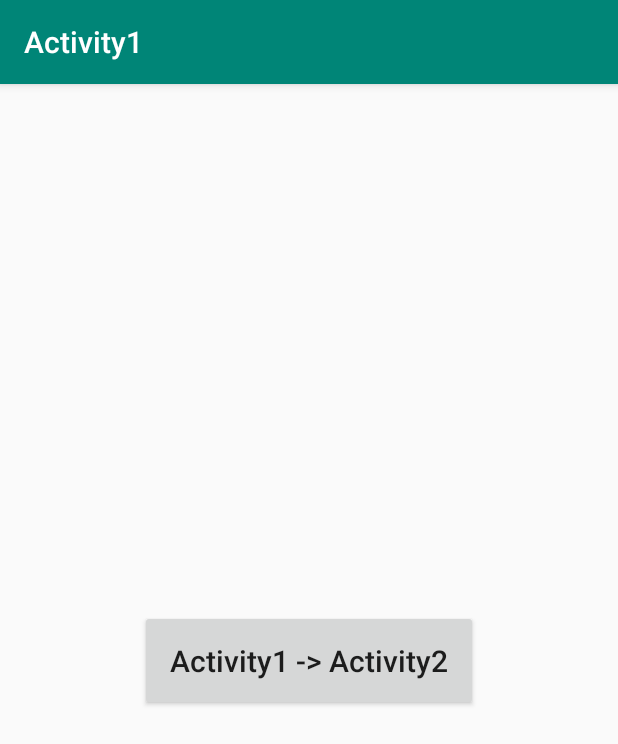
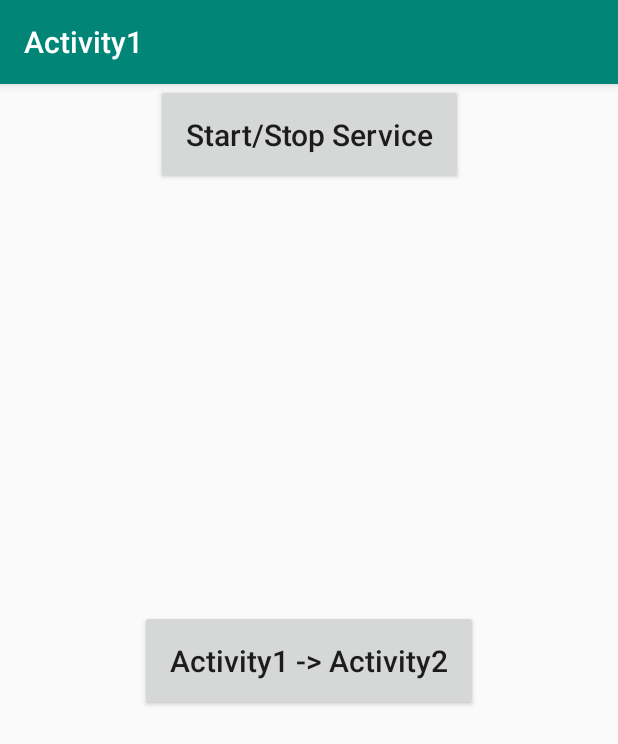
Before and after one commit to Leo0618/ActivityStackManager, an Android app: the screen it shows after launch (Activity1), on a phone screen of 412 x 824 dp. Shown: the top 744 px of the screen. Run offline under Robolectric (Android 15) with nearby library versions, the phone set to English and light mode, and no system bars.

Commit message:
add AliveService

```diff
--- a/app/src/main/AndroidManifest.xml
+++ b/app/src/main/AndroidManifest.xml
@@ -24,6 +24,10 @@
         </activity>
         <activity android:name="vip.okfood.asm_sample.Activity2" />
         <activity android:name="vip.okfood.asm_sample.Activity3" />
+
+
+        <service android:name=".AliveService" />
+
     </application>
 
 </manifest>
--- a/app/src/main/res/layout/activity_1.xml
+++ b/app/src/main/res/layout/activity_1.xml
@@ -8,10 +8,10 @@
     <Button
         android:layout_width="wrap_content"
         android:layout_height="wrap_content"
+        android:onClick="jump"
         android:padding="20dp"
         android:text="Activity1 -> Activity2"
         android:textAllCaps="false"
-        android:onClick="jump"
         android:textSize="20sp"
         app:layout_constraintBottom_toBottomOf="parent"
         app:layout_constraintLeft_toLeftOf="parent"
@@ -19,4 +19,18 @@
         app:layout_constraintTop_toTopOf="parent"
         tools:ignore="HardcodedText" />
 
+    <Button
+        android:layout_width="wrap_content"
+        android:layout_height="wrap_content"
+        android:onClick="startAndStopService"
+        android:padding="20dp"
+        android:text="Start/Stop Service"
+        android:textAllCaps="false"
+        android:textSize="20sp"
+        app:layout_constraintBottom_toBottomOf="@null"
+        app:layout_constraintLeft_toLeftOf="parent"
+        app:layout_constraintRight_toRightOf="parent"
+        app:layout_constraintTop_toTopOf="parent"
+        tools:ignore="HardcodedText" />
+
 </android.support.constraint.ConstraintLayout>
```
Also changed, not shown: app/src/main/java/vip/okfood/asm_sample/Activity1.java (+10 -0 lines), app/src/main/java/vip/okfood/asm_sample/AliveService.java (added, +84 -0 lines).
